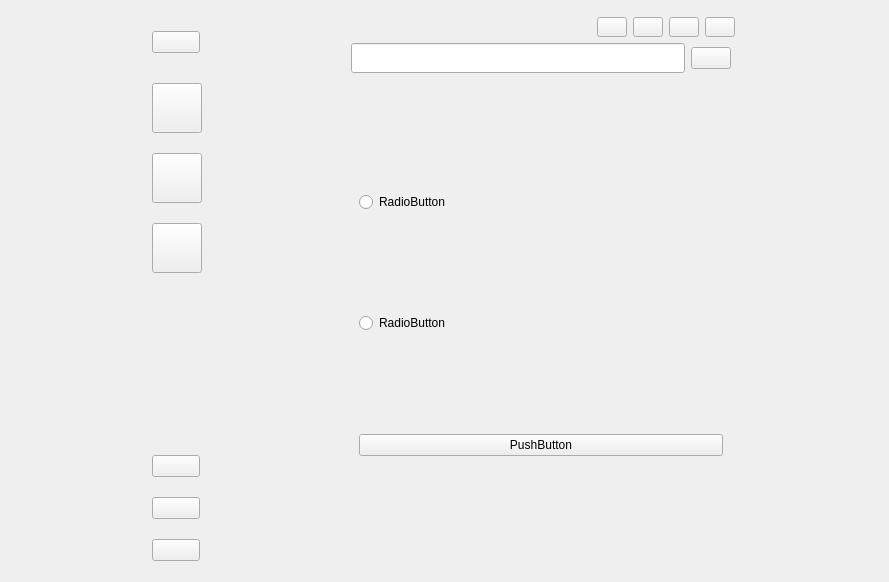
First picture: the form in mainwindow.ui, repository MudRocksHammer/QICQ, before the edit.
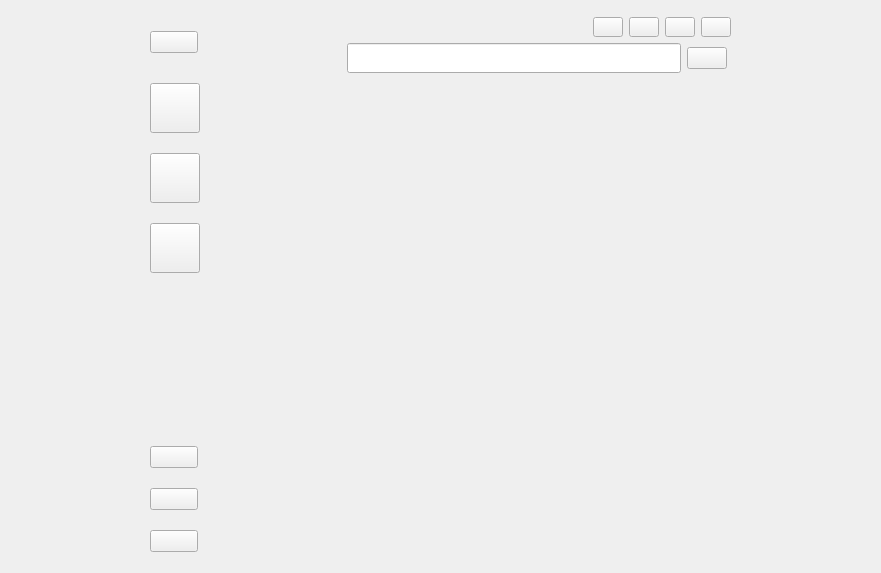
Second picture: the form after the edit. The open tabs and pages were chosen to show the change. Custom widgets are drawn as their Qt base class.

The edit to the form file:
```diff
--- a/mainwindow.ui
+++ b/mainwindow.ui
@@ -6,8 +6,8 @@
    <rect>
     <x>0</x>
     <y>0</y>
-    <width>889</width>
-    <height>582</height>
+    <width>881</width>
+    <height>573</height>
    </rect>
   </property>
   <property name="minimumSize">
@@ -427,30 +427,33 @@
             </widget>
             <widget class="QWidget" name="page_2">
              <layout class="QHBoxLayout" name="horizontalLayout_8">
+              <property name="leftMargin">
+               <number>0</number>
+              </property>
+              <property name="topMargin">
+               <number>0</number>
+              </property>
+              <property name="rightMargin">
+               <number>0</number>
+              </property>
+              <property name="bottomMargin">
+               <number>0</number>
+              </property>
               <item>
                <widget class="QWidget" name="widget_3" native="true">
                 <layout class="QVBoxLayout" name="verticalLayout_6">
-                 <item>
-                  <widget class="QRadioButton" name="radioButton">
-                   <property name="text">
-                    <string>RadioButton</string>
-                   </property>
-                  </widget>
-                 </item>
-                 <item>
-                  <widget class="QRadioButton" name="radioButton_2">
-                   <property name="text">
-                    <string>RadioButton</string>
-                   </property>
-                  </widget>
-                 </item>
-                 <item>
-                  <widget class="QPushButton" name="pushButton_3">
-                   <property name="text">
-                    <string>PushButton</string>
-                   </property>
-                  </widget>
-                 </item>
+                 <property name="leftMargin">
+                  <number>0</number>
+                 </property>
+                 <property name="topMargin">
+                  <number>0</number>
+                 </property>
+                 <property name="rightMargin">
+                  <number>0</number>
+                 </property>
+                 <property name="bottomMargin">
+                  <number>0</number>
+                 </property>
                 </layout>
                </widget>
               </item>
```
Left out of the diff: 17 changed lines with no effect on the pictures.
